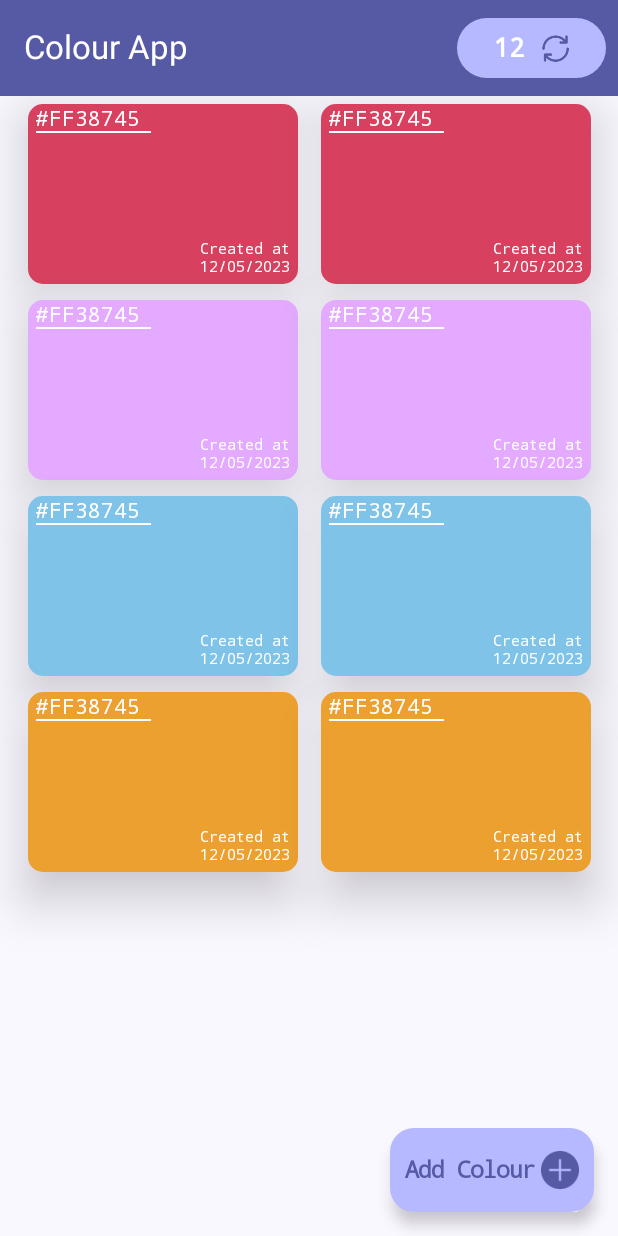
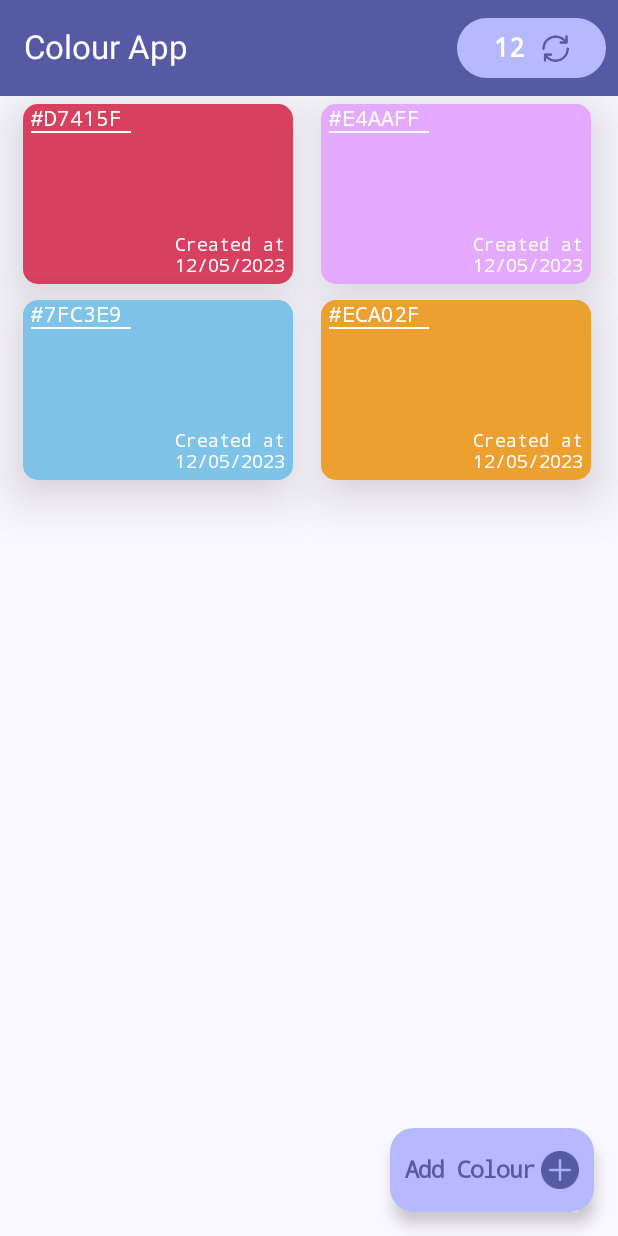
Before and after one commit to Interstellar07/Janitri-Compose, an Android app built with Jetpack Compose: the screen it shows after launch (MainActivity), on a phone screen of 412 x 824 dp. Run offline under Robolectric (Android 15) with nearby library versions, the phone set to English and light mode, and no system bars.

Commit message:
LazyVertical Grid Added

```diff
--- a/app/src/main/java/com/sameer/colours/MainActivity.kt
+++ b/app/src/main/java/com/sameer/colours/MainActivity.kt
@@ -7,6 +7,9 @@ import androidx.activity.compose.setContent
 import androidx.compose.foundation.Image
 import androidx.compose.foundation.layout.*
 import androidx.compose.foundation.lazy.LazyColumn
+import androidx.compose.foundation.lazy.grid.GridCells
+import androidx.compose.foundation.lazy.grid.LazyVerticalGrid
+import androidx.compose.foundation.lazy.grid.items
 import androidx.compose.foundation.lazy.items
 import androidx.compose.foundation.shape.RoundedCornerShape
 import androidx.compose.material.icons.Icons
@@ -58,7 +61,8 @@ class MainActivity : ComponentActivity() {
 @Composable
 @Preview
 fun MainWork() {
-    var colrlist = remember { mutableStateListOf(colors("D7415F"),
+    var colrlist = remember { mutableStateListOf(
+        colors("D7415F"),
         colors("E4AAFF"),
         colors("7FC3E9"),
         colors("ECA02F")) }
@@ -130,31 +134,31 @@ fun MainWork() {
         }
     ) { paddingValues ->
 
-        val cardColor = colrlist
-        LazyColumn(
+
+        LazyVerticalGrid(
+
+            columns = GridCells.Fixed(2),
             modifier = Modifier
                 .fillMaxSize()
-                .padding(paddingValues)
+                .padding(start = 15.dp, top = paddingValues.calculateTopPadding()),
+
+
+
         ) {
-            items(cardColor) { card ->
-                CardCompose(card.colorscode)
+            items(colrlist) { color ->
+              CardCompose(color.colorscode)
+
             }
         }
     }
 }
 
-fun getnewcolor(): Any {
-
-        val col = Random.nextInt(0xFFFFFF)
-        return col.toString(16).padStart(6, '0').toUpperCase()
-
-}
 
 @Composable
 fun CardCompose(color: String) {
     Row(
-        modifier = Modifier.fillMaxWidth(),
-        horizontalArrangement = Arrangement.Center
+
+
     ) {
         Card(
             modifier = Modifier
@@ -168,14 +172,14 @@ fun CardCompose(color: String) {
         ) {
             Column(modifier = Modifier.padding(start = 2.dp, top = 2.dp)) {
                 Text(
-                    text = "#FF38745", modifier = Modifier.padding(start = 3.dp), style = TextStyle(
+                    text = "#"+color, modifier = Modifier.padding(start = 3.dp), style = TextStyle(
                         color = Color.White,
                         fontFamily = FontFamily.Monospace
                     )
                 )
                 Divider(
                     modifier = Modifier
-                        .width(80.dp)
+                        .width(70.dp)
                         .padding(start = 3.dp),
                     color = Color.White,
                     thickness = 1.dp
@@ -189,65 +193,26 @@ fun CardCompose(color: String) {
                         text = "Created at", style = TextStyle(
                             color = Color.White,
                             fontFamily = FontFamily.Monospace,
-                            fontSize = 10.sp
+                            fontSize = 12.sp
                         )
                     )
                     Text(
                         text = "12/05/2023", style = TextStyle(
                             color = Color.White,
                             fontFamily = FontFamily.Monospace,
-                            fontSize = 10.sp
+                            fontSize = 12.sp
                         )
                     )
                 }
             }
         }
         Spacer(modifier = Modifier.width(15.dp))
-        Card(
-            modifier = Modifier
-                .padding(bottom = 5.dp, top = 5.dp)
-                .height(120.dp)
-                .width(180.dp), shape = RoundedCornerShape(10.dp),
-            elevation = CardDefaults.cardElevation(20.dp),
-            colors = CardDefaults.cardColors(
-                containerColor = Color(android.graphics.Color.parseColor("#FF" + color))
-            )
-        ) {
-            Column(modifier = Modifier.padding(start = 2.dp, top = 2.dp)) {
-                Text(
-                    text = "#FF38745", modifier = Modifier.padding(start = 3.dp), style = TextStyle(
-                        color = Color.White,
-                        fontFamily = FontFamily.Monospace
-                    )
-                )
-                Divider(
-                    modifier = Modifier
-                        .width(80.dp)
-                        .padding(start = 3.dp),
-                    color = Color.White,
-                    thickness = 1.dp
-                )
-            }
-            Box(modifier = Modifier
-                .fillMaxSize()
-                .padding(end = 5.dp, bottom = 5.dp)) {
-                Column(modifier = Modifier.align(Alignment.BottomEnd)) {
-                    Text(
-                        text = "Created at", style = TextStyle(
-                            color = Color.White,
-                            fontFamily = FontFamily.Monospace,
-                            fontSize = 10.sp
-                        )
-                    )
-                    Text(
-                        text = "12/05/2023", style = TextStyle(
-                            color = Color.White,
-                            fontFamily = FontFamily.Monospace,
-                            fontSize = 10.sp
-                        )
-                    )
-                }
-            }
-        }
+
     }
 }
+fun getnewcolor(): Any {
+
+    val col = Random.nextInt(0xFFFFFF)
+    return col.toString(16).padStart(6, '0').toUpperCase()
+
+}
```
